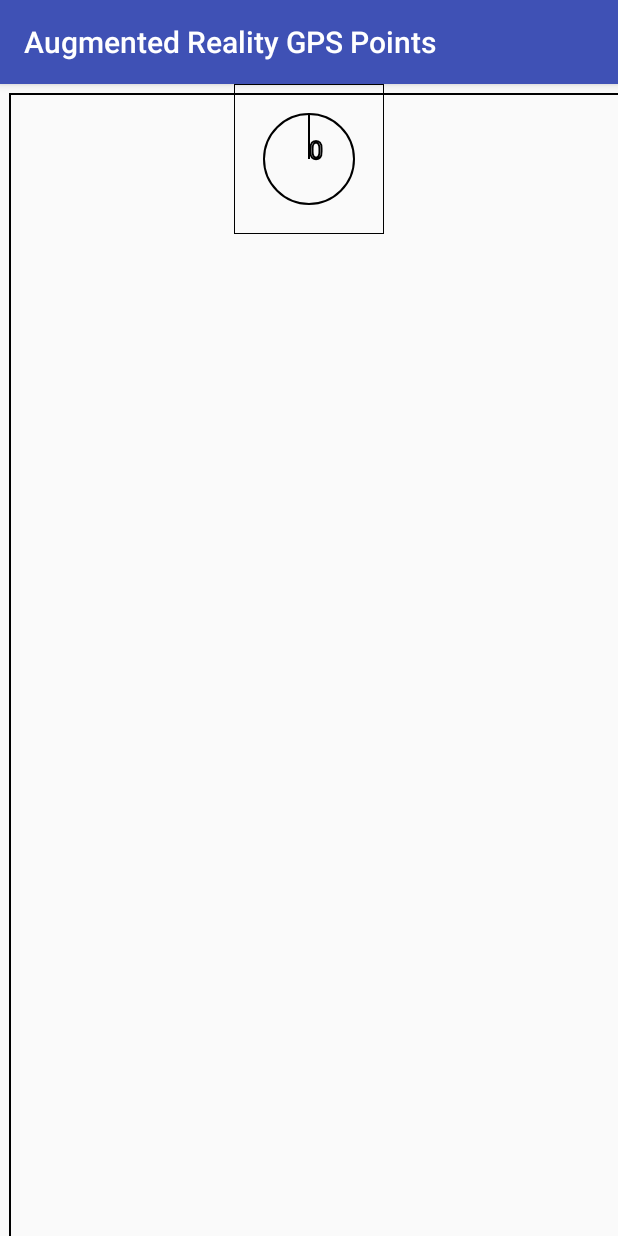
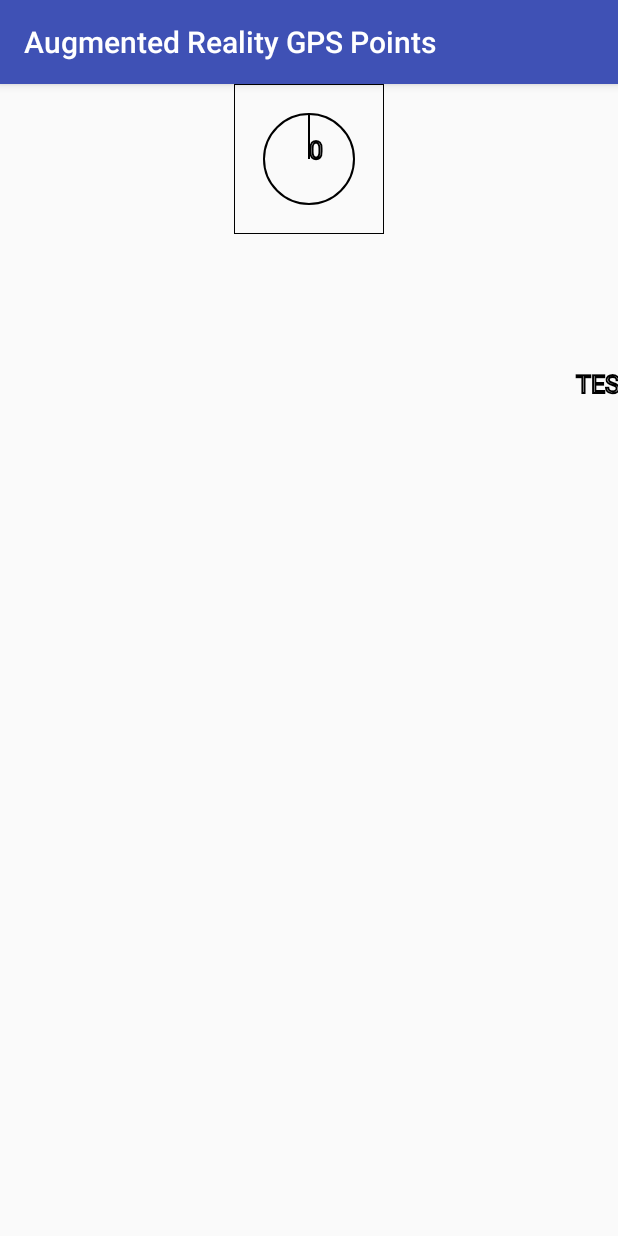
Before and after one commit to AlexandreLouisnard/augmented-reality-gps-points-android, an Android app: the screen it shows after launch (MainActivity), on a phone screen of 412 x 824 dp. Run offline under Robolectric (Android 15) with nearby library versions, the phone set to English and light mode, and no system bars; 4 statements that could not run were skipped.

Commit message:
Trying to code PointsView.

```diff
--- a/app/src/main/java/com/louisnard/augmentedreality/PointsAdapter.java
+++ b/app/src/main/java/com/louisnard/augmentedreality/PointsAdapter.java
@@ -12,26 +12,22 @@ import com.louisnard.augmentedreality.model.objects.Point;
 import java.util.List;
 
 /**
- * Created by louisnard on 14/04/2017.
+ * Adapter class that exposes {@link Point} data to a {@link View}.
+ *
+ * @author Alexandre Louisnard
  */
 
 public class PointsAdapter extends BaseAdapter {
 
     // Points
     private List<Point> mPoints;
-    private Point mOriginPoint;
-    private float mAzimuthMin;
-    private float mAzimuthMax;
 
     // Layout inflater
     private LayoutInflater mLayoutInflater;
 
-    public PointsAdapter(Context context, List<Point> points, Point originPoint, float azimuthMin, float azimuthMax) {
+    public PointsAdapter(Context context, List<Point> points) {
         mLayoutInflater = LayoutInflater.from(context);
         mPoints = points;
-        mOriginPoint = originPoint;
-        mAzimuthMin = azimuthMin;
-        mAzimuthMax = azimuthMax;
     }
 
     @Override
@@ -41,7 +37,7 @@ public class PointsAdapter extends BaseAdapter {
 
     @Override
     public Object getItem(int position) {
-        return mPoints;
+        return mPoints.get(position);
     }
 
     @Override
@@ -51,7 +47,6 @@ public class PointsAdapter extends BaseAdapter {
 
     @Override
     public View getView(int position, View convertView, ViewGroup parent) {
-        //if (mOriginPoint.azimuthTo(mPoints.get(position)) > mAzimuthMin && mOriginPoint.azimuthTo(mPoints.get(position)) < mAzimuthMax) {
         ViewHolder holder;
         if (convertView == null) {
             convertView = mLayoutInflater.inflate(R.layout.item_point, parent, false);
@@ -62,11 +57,10 @@ public class PointsAdapter extends BaseAdapter {
         } else {
             holder = (ViewHolder) convertView.getTag();
         }
-            //convertView.setTranslationX(mOriginPoint.azimuthTo(mPoints.get(position)));
         return convertView;
     }
 
-    static class ViewHolder {
+    private static class ViewHolder {
         TextView nameTextView;
     }
 }
--- a/app/src/main/java/com/louisnard/augmentedreality/ui/MainFragment.java
+++ b/app/src/main/java/com/louisnard/augmentedreality/ui/MainFragment.java
@@ -20,12 +20,12 @@ import android.support.annotation.NonNull;
 import android.support.annotation.Nullable;
 import android.support.v4.app.ActivityCompat;
 import android.support.v4.app.Fragment;
+import android.util.DisplayMetrics;
 import android.util.Log;
 import android.view.Display;
 import android.view.LayoutInflater;
 import android.view.View;
 import android.view.ViewGroup;
-import android.widget.ListView;
 import android.widget.RelativeLayout;
 import android.widget.TextView;
 
@@ -79,8 +79,8 @@ public class MainFragment extends Fragment implements LocationListener, Compass.
     // Camera & screen
     private float mHorizontalCameraAngle;
     private float mVerticalCameraAngle;
-    private float mScreenWidth;
-    private float mScreenHeight;
+    private float mScreenWidthPixels;
+    private float mScreenHeightPixels;
     // Screen to camera ratios: the number of pixels on the screen associated to a one degree variation on the camera
     private float mHorizontalPixelsPerDegree;
     private float mVerticalPixelsPerDegree;
@@ -89,14 +89,15 @@ public class MainFragment extends Fragment implements LocationListener, Compass.
     private Point mLastDbReadUserLocationPoint;
     private Point mUserLocationPoint;
     private List<Point> mPoints;
-    private List<TextView> mPointViews;
-    private SortedMap<Float, Point> mPointsSortedByAzimuth;
+    //private List<TextView> mPointViews;
+    //private SortedMap<Float, Point> mPointsSortedByAzimuth;
 
     // Views
     private RelativeLayout mRelativeLayout;
     private CompassView mCompassView;
-    private TextView mTextView;
-    private ListView mListView;
+    private PointsAdapter mPointsAdapter;
+    //private TextView mTextView;
+    //private ListView mListView;
 
     // Request codes
     private final int REQUEST_PERMISSIONS = 1;
@@ -142,15 +143,16 @@ public class MainFragment extends Fragment implements LocationListener, Compass.
 
         // Screen size
         final Display display = getActivity().getWindowManager().getDefaultDisplay();
-        final android.graphics.Point size = new android.graphics.Point();
-        display.getSize(size);
-        mScreenWidth = size.x;
-        mScreenHeight = size.y;
-        if (BuildConfig.DEBUG) Log.d(TAG, "Screen size = " + mScreenWidth + "x" + mScreenHeight);
+        final DisplayMetrics outMetrics = new DisplayMetrics();
+        display.getMetrics(outMetrics);
+        final float density  = getResources().getDisplayMetrics().density;
+        mScreenWidthPixels = outMetrics.widthPixels / density;
+        mScreenHeightPixels = outMetrics.heightPixels / density;;
+        if (BuildConfig.DEBUG) Log.d(TAG, "Screen size in pixels = " + mScreenWidthPixels + "x" + mScreenHeightPixels);
 
         // Calculate the number of pixels on the screen associated to a 1° angle variation on the camera
-        mHorizontalPixelsPerDegree = mScreenWidth / mHorizontalCameraAngle;
-        mVerticalPixelsPerDegree = mScreenHeight / mVerticalCameraAngle;
+        mHorizontalPixelsPerDegree = mScreenWidthPixels / mHorizontalCameraAngle;
+        mVerticalPixelsPerDegree = mScreenHeightPixels / mVerticalCameraAngle;
         if (BuildConfig.DEBUG) Log.d(TAG, "Screen pixels associated to 1° camera angle variation: horizontal=" + mHorizontalPixelsPerDegree + "px/° & vertical=" + mVerticalPixelsPerDegree + "px/°");
     }
 
@@ -166,9 +168,9 @@ public class MainFragment extends Fragment implements LocationListener, Compass.
 
         // Views
         mRelativeLayout = (RelativeLayout) view.findViewById(R.id.relative_layout);
-        mTextView = (TextView) view.findViewById(android.R.id.text1);
+        //mTextView = (TextView) view.findViewById(android.R.id.text1);
         mCompassView = (CompassView) view.findViewById(R.id.compass_view);
-        mListView = (ListView) view.findViewById(R.id.list_view);
+        //mListView = (ListView) view.findViewById(R.id.list_view);
     }
 
     @Override
@@ -203,10 +205,7 @@ public class MainFragment extends Fragment implements LocationListener, Compass.
         //mAzimuth = azimuth;
         mCompassView.updateAzimuth(azimuth);
 
-        if (mPoints != null) {
-            // TODO: generate adapter, place views...
-            mListView.setAdapter(new PointsAdapter(getContext(), mPoints, mUserLocationPoint, azimuth - mHorizontalCameraAngle, azimuth + mHorizontalCameraAngle));
-        }
+        // TODO: draw points
     }
 
     // LocationListener interface
@@ -219,15 +218,15 @@ public class MainFragment extends Fragment implements LocationListener, Compass.
             mLastDbReadUserLocationPoint = new Point("", location);
             final DbHelper dbHelper = DbHelper.getInstance(getActivity().getApplicationContext());
             mPoints = dbHelper.getPointsAround(location, MAX_RADIUS_DISTANCE_TO_SEARCH_POINTS_AROUND);
-            //mPointViews = generatePointViews(mPoints);
+            //mPointsAdapter = new PointsAdapter(getContext(), mPoints);
             if (BuildConfig.DEBUG) Log.d(TAG, "Found " + mPoints.size() + " points in the database around the new user location.");
         }
 
-        // Update user location and recalculate relative azimuths of each point
+        // Update user location and recalculate relative azimuths of points from the new user location
         if (mUserLocationPoint == null || mUserLocationPoint.distanceTo(location) > MIN_DISTANCE_DIFFERENCE_BETWEEN_RECALCULATIONS) {
             if (BuildConfig.DEBUG) Log.d(TAG, "Recalculating points azimuth from the new user location");
             mUserLocationPoint = new Point("", location);
-            //mPointsSortedByAzimuth = getPointsSortedMapByAzimuth(mUserLocationPoint, mPoints);
+            // TODO: calculate relative azimuths
         }
     }
 
--- /dev/null
+++ b/app/src/main/java/com/louisnard/augmentedreality/ui/PointsView.java
@@ -0,0 +1,50 @@
+package com.louisnard.augmentedreality.ui;
+
+import android.content.Context;
+import android.graphics.Canvas;
+import android.graphics.Color;
+import android.graphics.Paint;
+import android.support.annotation.Nullable;
+import android.util.AttributeSet;
+import android.util.Log;
+import android.view.View;
+
+import com.louisnard.augmentedreality.model.objects.Point;
+
+import java.util.SortedMap;
+
+/**
+ * Created by louisnard on 19/04/2017.
+ */
+
+public class PointsView extends View {
+
+    // Points
+    private SortedMap<Float, Point> mPoints;
+
+    // Drawing
+    private Paint mPaint;
+
+    public PointsView(Context context, @Nullable AttributeSet attrs) {
+        super(context, attrs);
+        mPaint = new Paint();
+        mPaint.setAntiAlias(true);
+        mPaint.setStrokeWidth(2);
+        mPaint.setTextSize(25);
+        mPaint.setStyle(Paint.Style.STROKE);
+        mPaint.setColor(Color.BLACK);
+    }
+
+    public void setPoints(SortedMap<Float, Point> points) {
+        mPoints = points;
+    }
+
+    @Override
+    protected void onDraw(Canvas canvas) {
+        super.onDraw(canvas);
+        Log.d("View size" , getWidth() + "x" + getHeight());
+        Log.d("Canvas size" , canvas.getWidth() + "x" + canvas.getHeight());
+
+        canvas.drawText("TEST", getHeight() /2, getWidth() /2, mPaint);
+    }
+}
--- a/app/src/main/java/com/louisnard/augmentedreality/ui/views/PortView.java
+++ /dev/null
@@ -1,46 +0,0 @@
-package com.louisnard.augmentedreality.ui.views;
-
-import android.content.Context;
-import android.graphics.Canvas;
-import android.graphics.Color;
-import android.graphics.Paint;
-import android.hardware.Camera;
-import android.support.annotation.Nullable;
-import android.util.AttributeSet;
-import android.util.Log;
-import android.view.Display;
-import android.view.View;
-
-import com.louisnard.augmentedreality.BuildConfig;
-
-public class PortView extends View {
-
-    // Drawing
-    private Paint mPaint;
-
-    // Sizing
-    // TODO: do not hardcode these values
-    private float mHorizontalPixelsPerDegree = 14f;
-    private float mVerticalPixelsPerDegree = 27f;
-
-    public PortView(Context context, @Nullable AttributeSet attrs) {
-        super(context, attrs);
-        mPaint = new Paint();
-        mPaint.setAntiAlias(true);
-        mPaint.setStrokeWidth(2);
-        mPaint.setTextSize(25);
-        mPaint.setStyle(Paint.Style.STROKE);
-        mPaint.setColor(Color.BLACK);
-    }
-
-    @Override
-    protected void onDraw(Canvas canvas) {
-        super.onDraw(canvas);
-        canvas.drawRect(10, 10, getMeasuredWidth()-10, getMeasuredHeight()-10, mPaint);
-    }
-
-    @Override
-    protected void onMeasure(int widthMeasureSpec, int heightMeasureSpec) {
-        setMeasuredDimension((int) mHorizontalPixelsPerDegree * 360, (int) mVerticalPixelsPerDegree * 180);
-    }
-}
--- a/app/src/main/res/layout/fragment_main.xml
+++ b/app/src/main/res/layout/fragment_main.xml
@@ -16,20 +16,7 @@
         android:layout_height="100dp"
         android:layout_alignParentTop="true"
         android:layout_centerHorizontal="true"/>
-    <ListView
-        android:id="@+id/list_view"
-        android:numColumns="360"
-        android:layout_width="wrap_content"
-        android:layout_height="wrap_content" />
-    <ScrollView
+    <com.louisnard.augmentedreality.ui.PointsView
         android:layout_width="match_parent"
-        android:layout_height="match_parent">
-    <HorizontalScrollView
-        android:layout_width="match_parent"
-        android:layout_height="wrap_content">
-        <com.louisnard.augmentedreality.ui.views.PortView
-            android:layout_width="wrap_content"
-            android:layout_height="wrap_content" />
-    </HorizontalScrollView>
-    </ScrollView>
+        android:layout_height="match_parent" />
 </RelativeLayout>
```
Lines whose indentation alone changed are shown as unchanged.
